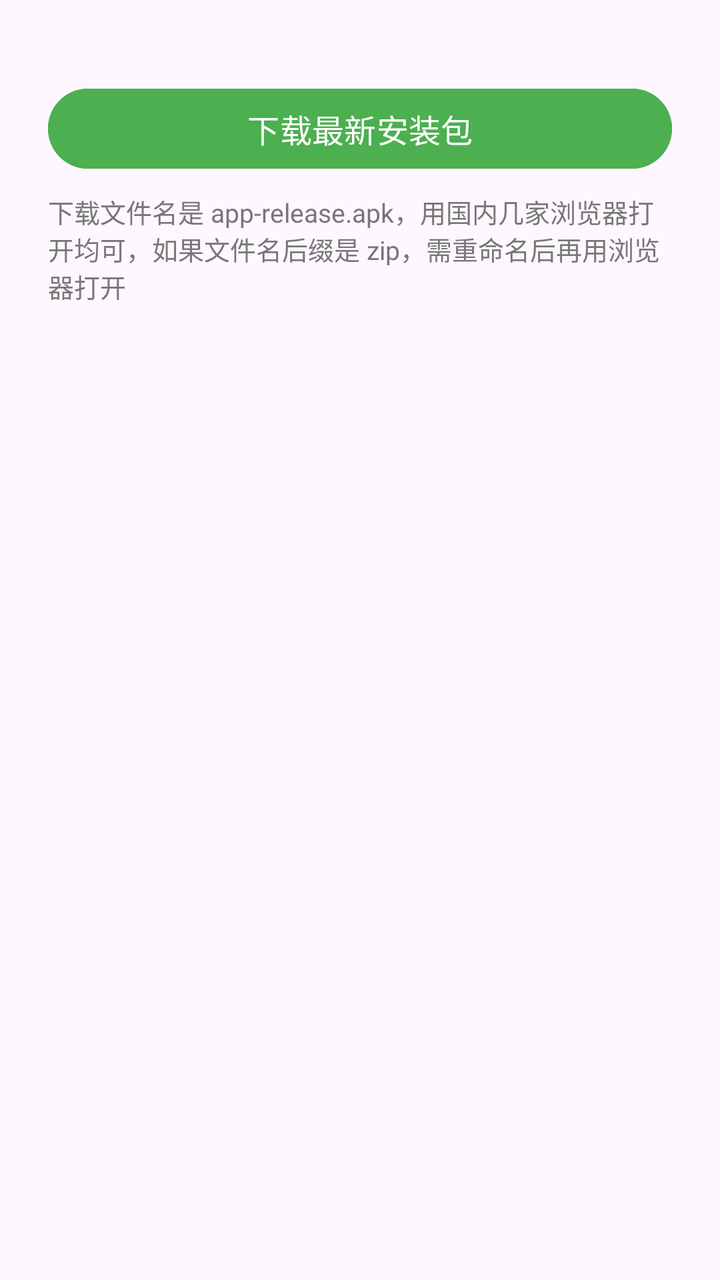
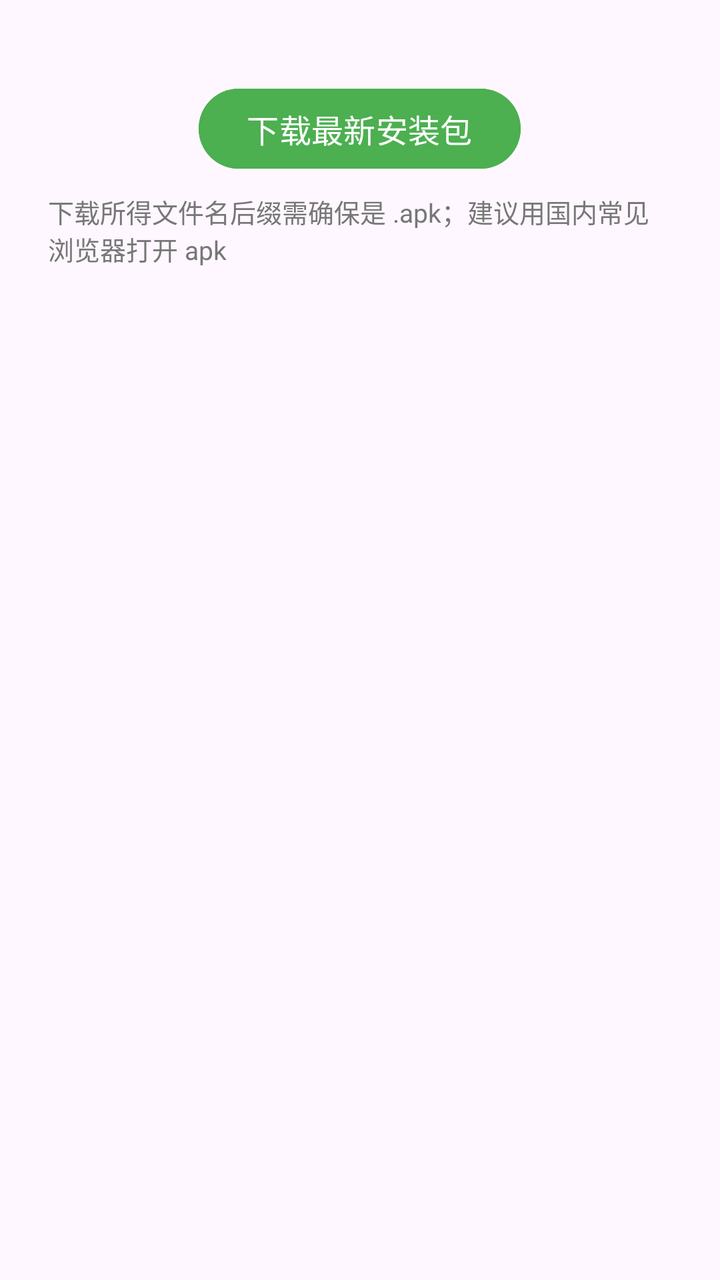

Two renders of the same Android screen: before a commit and after it. Below are the layout's source before the change and the commit's diff.
<!-- AndroidManifest.xml: application theme Theme.Basic -->
<!-- res/layout/dialog_version_update.xml -->
<?xml version="1.0" encoding="utf-8"?>
<LinearLayout xmlns:android="http://schemas.android.com/apk/res/android"
    android:layout_width="match_parent"
    android:layout_height="wrap_content"
    android:orientation="vertical"
    android:paddingStart="24dp"
    android:paddingTop="8dp"
    android:paddingEnd="24dp"
    android:paddingBottom="8dp">

    <TextView
        android:id="@+id/tv_version_detail"
        android:layout_width="match_parent"
        android:layout_height="wrap_content"
        android:layout_marginBottom="12dp"
        android:textColor="#555555"
        android:textSize="15sp" />

    <Button
        android:id="@+id/btn_latest_apk"
        android:layout_width="match_parent"
        android:layout_height="wrap_content"
        android:backgroundTint="#4CAF50"
        android:text="@string/download_latest_apk"
        android:textColor="#FFFFFF"
        android:textSize="16sp" />

    <TextView
        android:layout_width="match_parent"
        android:layout_height="wrap_content"
        android:layout_marginTop="8dp"
        android:text="@string/latest_apk_download_hint"
        android:textColor="#777777"
        android:textSize="13sp" />

</LinearLayout>
<!-- resources referenced by this layout -->
<resources>
  <string name="download_latest_apk">下载最新安装包</string>
  <string name="latest_apk_download_hint">下载文件名是 app-release.apk，用国内几家浏览器打开均可，如果文件名后缀是 zip，需重命名后再用浏览器打开</string>
  <style name="Theme.Basic" parent="Base.Theme.Basic" />
  <style name="Base.Theme.Basic" parent="Theme.Material3.DayNight.NoActionBar">
          
          
      </style>
</resources>

<!-- the commit's change to res/layout/dialog_version_update.xml (unified diff, before → after) -->
@@ -18,8 +18,9 @@
 
     <Button
         android:id="@+id/btn_latest_apk"
-        android:layout_width="match_parent"
+        android:layout_width="wrap_content"
         android:layout_height="wrap_content"
+        android:layout_gravity="center_horizontal"
         android:backgroundTint="#4CAF50"
         android:text="@string/download_latest_apk"
         android:textColor="#FFFFFF"
<!-- resource entries referenced after the edit -->
@@ -1,7 +1,7 @@
 <!-- resources referenced by this layout -->
 <resources>
   <string name="download_latest_apk">下载最新安装包</string>
-  <string name="latest_apk_download_hint">下载文件名是 app-release.apk，用国内几家浏览器打开均可，如果文件名后缀是 zip，需重命名后再用浏览器打开</string>
+  <string name="latest_apk_download_hint">下载所得文件名后缀需确保是 .apk；建议用国内常见浏览器打开 apk</string>
   <style name="Theme.Basic" parent="Base.Theme.Basic" />
   <style name="Base.Theme.Basic" parent="Theme.Material3.DayNight.NoActionBar">
           
